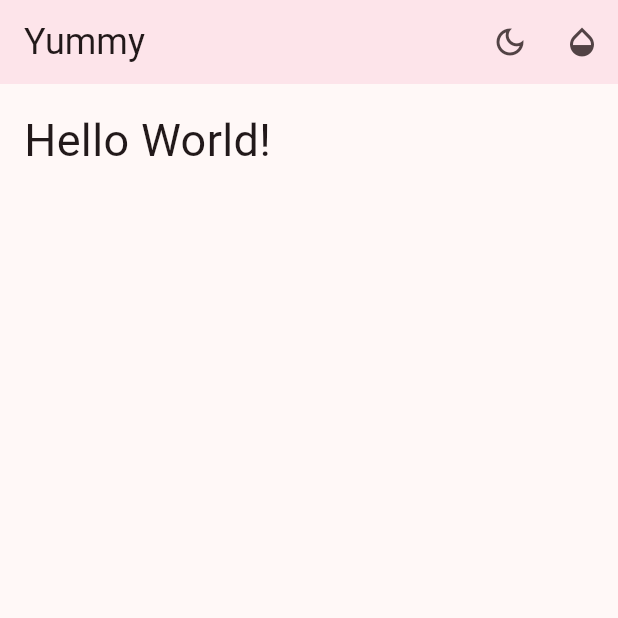
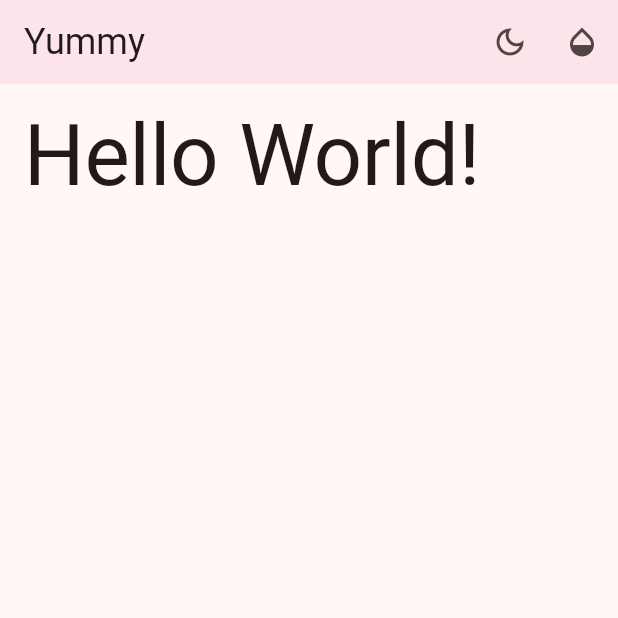
Before and after one commit to smnasimahmed/learn_flutter, a Flutter app: the screen it shows after launch, on a phone screen of 412 x 824 dp, the top half of it. Run offline on Flutter 3.47's test engine with Material 3 defaults, Android fonts, the phone set to English and light mode, and no system bars.

Commit message:
yummy day 07

```diff
--- a/lib/home.dart
+++ b/lib/home.dart
@@ -40,11 +40,13 @@ class _HomeState extends State<Home> {
         ),
       ),
       // TODO: Switch between pages
-      body: const Padding(
-        padding: EdgeInsets.all(16.0),
+      body: Padding(
+        padding: const EdgeInsets.all(16.0),
         child: Text(
           'Hello World!',
-          style: TextStyle(fontSize: 30.0),
+          style: Theme.of(context)
+              .textTheme
+              .displayLarge, //I don't know about this :(
         ),
       ),
       // TODO: Add bottom navigation bar
```
